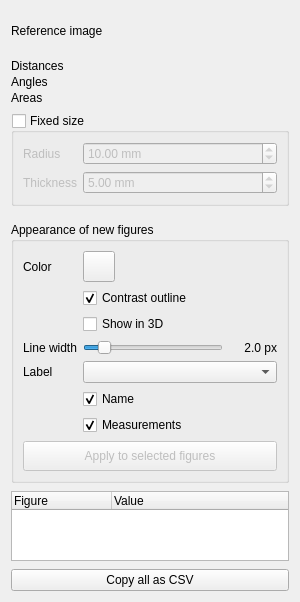
The window that Plugins/org.mitk.gui.qt.measurementtoolbox/src/internal/QmitkMeasurementViewControls.ui (MITK/MITK) describes before a commit, drawn with Qt 5.
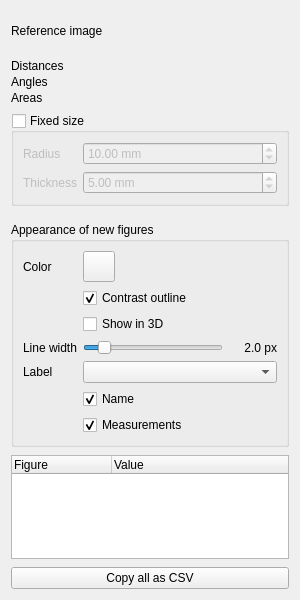
The same window after the commit. Custom widgets are drawn as their Qt base class.

Commit message:
Apply appearance changes live to selected figures
With figures selected, the appearance group box shows the first of
them and applies each change right away, only the changed setting, so
other settings that differ between the figures stay. Without a
selection it still defines new figures. This replaces the button that
applied all settings at once.

```diff
--- a/Plugins/org.mitk.gui.qt.measurementtoolbox/src/internal/QmitkMeasurementViewControls.ui
+++ b/Plugins/org.mitk.gui.qt.measurementtoolbox/src/internal/QmitkMeasurementViewControls.ui
@@ -375,25 +375,6 @@
         </property>
        </widget>
       </item>
-      <item row="7" column="0" colspan="2">
-       <widget class="QPushButton" name="applyAppearanceButton">
-        <property name="enabled">
-         <bool>false</bool>
-        </property>
-        <property name="minimumSize">
-         <size>
-          <width>0</width>
-          <height>30</height>
-         </size>
-        </property>
-        <property name="toolTip">
-         <string>Give the selected figures this appearance</string>
-        </property>
-        <property name="text">
-         <string>Apply to selected figures</string>
-        </property>
-       </widget>
-      </item>
      </layout>
     </widget>
    </item>
```
Left out of the diff: 2 changed lines with no effect on the pictures. The commit also changes 3 other files.
